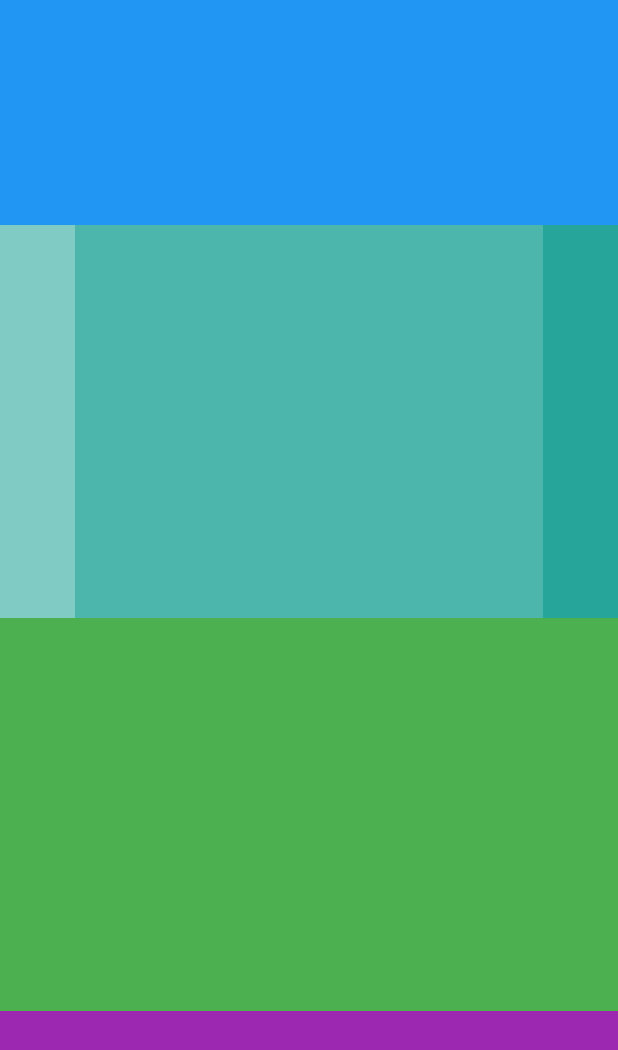
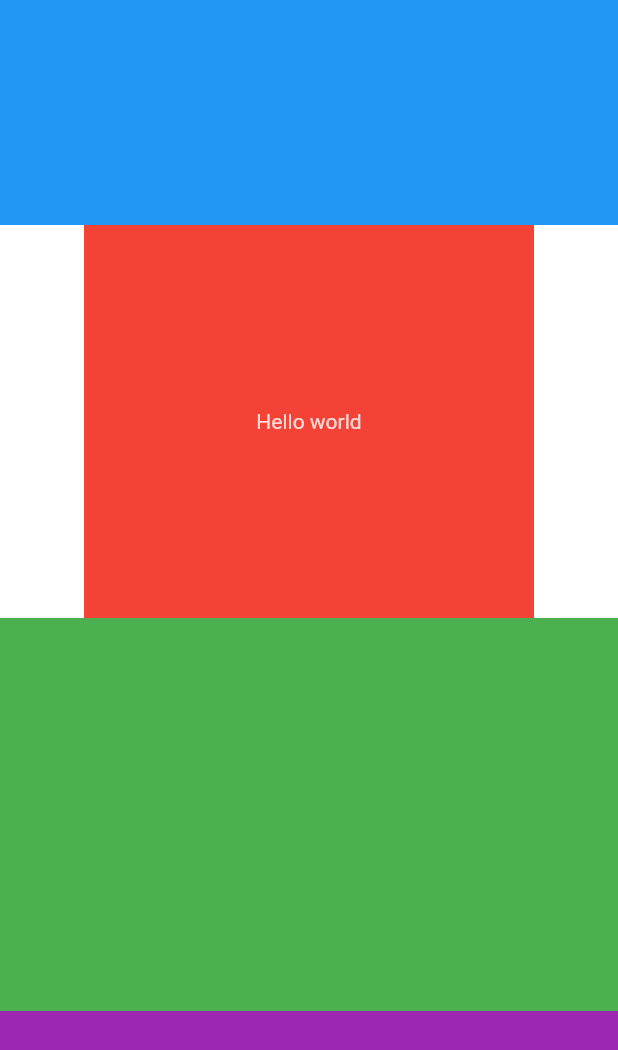
Before and after one commit to MaximeBel24/dyma-flutter, a Flutter app: the screen it shows after launch, on a phone screen of 412 x 824 dp. Shown: the top 1050 px of the screen. Run offline on Flutter 3.47's test engine with Material 3 defaults, Android fonts, the phone set to English and light mode, and no system bars.

Commit message:
widget stck fini

```diff
--- a/lib/main.dart
+++ b/lib/main.dart
@@ -19,30 +19,17 @@ class MyApp extends StatelessWidget {
           child: Container(
             color: Colors.red,
             height: 150,
-            child: Row(
-              mainAxisAlignment: MainAxisAlignment.spaceAround,
-              crossAxisAlignment: CrossAxisAlignment.stretch,
-              textDirection: TextDirection.ltr,
+            child: Stack(
+              alignment: Alignment.center,
               children: <Widget>[
+                Text('Hello world', textDirection: TextDirection.ltr),
                 Container(
-                  height: 50.00,
-                  width: 50.00,
-                  color: Colors.teal[200]
-                ),
-                Expanded(
-                  child: Container(
-                    height: 50.00,
-                    width: 50.00,
-                    color: Colors.teal[300]
-                  ),
-                ),
-                Container(
-                  height: 50.00,
-                  width: 50.00,
-                  color: Colors.teal[400]
+                  color: Colors.red.withOpacity(0.2),
+                  width: 300.00,
+                  height: 100.00,
                 ),
               ],
-            )
+            ),
           )
         ),
         Expanded(
```
